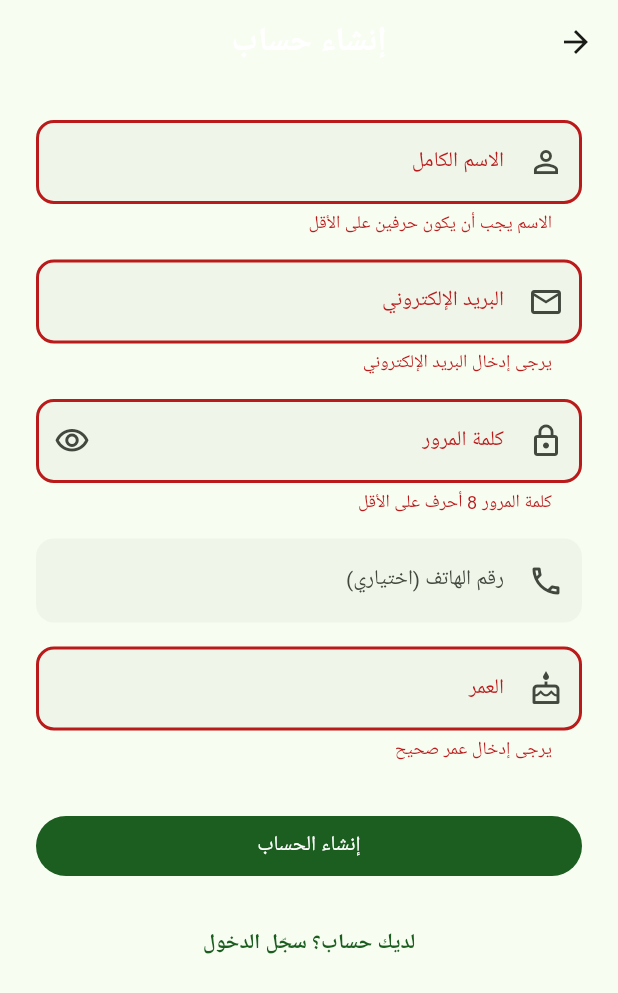
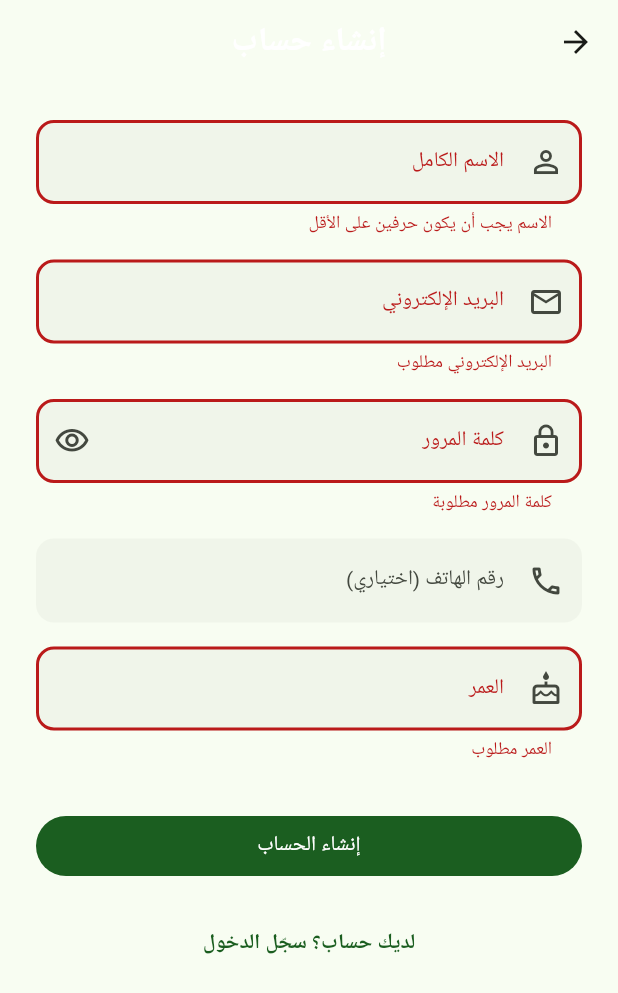
Before and after one commit to haskhrccna/opencode, a Flutter app: the SignupScreen screen opened directly, after a tap on "إنشاء الحساب", on a phone screen of 412 x 824 dp. Shown: the top 993 px of the screen. Run offline on Flutter 3.47's test engine with Material 3 defaults, Android fonts, the phone set to English and light mode, and no system bars; our stand-ins replace easy_localization, equatable, flutter_bloc, get_it, go_router, injectable and 2 more; accounts and stored records are empty; Roboto replaces fonts that are missing (Cairo).

```diff
--- a/quran_tutor_app/lib/core/constants/app_constants.dart
+++ b/quran_tutor_app/lib/core/constants/app_constants.dart
@@ -29,6 +29,7 @@ class AppConstants {
   static const String teacherStudentsTable = 'teacher_students';
   static const String notificationsTable = 'notifications';
   static const String auditLogsTable = 'audit_logs';
+  static const String teacherInvitesTable = 'teacher_invites';
 
   // Supabase Storage Buckets
   static const String avatarsBucket = 'avatars';
--- a/quran_tutor_app/lib/core/services/dependency_injection/injection.dart
+++ b/quran_tutor_app/lib/core/services/dependency_injection/injection.dart
@@ -20,8 +20,5 @@ abstract class SupabaseModule {
   SupabaseClient get supabaseClient => Supabase.instance.client;
 
   @singleton
-  GoTrueClient get supabaseAuth => Supabase.instance.client.auth;
-
-  @singleton
   SupabaseStorageClient get supabaseStorage => Supabase.instance.client.storage;
 }
--- a/quran_tutor_app/lib/core/utils/extensions/date_extensions.dart
+++ b/quran_tutor_app/lib/core/utils/extensions/date_extensions.dart
@@ -52,9 +52,10 @@ extension DateTimeExtensions on DateTime {
   DateTime get endOfDay =>
       DateTime(year, month, day + 1).subtract(const Duration(microseconds: 1));
 
-  /// Get start of week (Saturday for Arabic calendar)
+  /// Get start of week (Saturday for Arabic calendar).
+  /// Dart weekday: Mon=1…Sat=6, Sun=7. (weekday+1)%7 == 0 on Saturday.
   DateTime get startOfWeek {
-    final diff = weekday % 7;
+    final diff = (weekday + 1) % 7;
     return subtract(Duration(days: diff)).startOfDay;
   }
 
--- a/quran_tutor_app/lib/features/auth/presentation/screens/login_screen.dart
+++ b/quran_tutor_app/lib/features/auth/presentation/screens/login_screen.dart
@@ -2,6 +2,7 @@ import 'package:flutter/material.dart';
 import 'package:flutter_bloc/flutter_bloc.dart';
 import 'package:go_router/go_router.dart';
 
+import '../../../../core/utils/validators/arabic_validators.dart';
 import '../bloc/auth_bloc.dart';
 
 class LoginScreen extends StatefulWidget {
@@ -73,8 +74,7 @@ class _LoginScreenState extends State<LoginScreen> {
                         labelText: 'البريد الإلكتروني',
                         prefixIcon: Icon(Icons.email_outlined),
                       ),
-                      validator: (v) =>
-                          v == null || v.isEmpty ? 'يرجى إدخال البريد الإلكتروني' : null,
+                      validator: ArabicValidators.validateEmail,
                     ),
                     const SizedBox(height: 16),
                     TextFormField(
--- a/quran_tutor_app/lib/features/auth/presentation/screens/signup_screen.dart
+++ b/quran_tutor_app/lib/features/auth/presentation/screens/signup_screen.dart
@@ -2,6 +2,7 @@ import 'package:flutter/material.dart';
 import 'package:flutter_bloc/flutter_bloc.dart';
 import 'package:go_router/go_router.dart';
 
+import '../../../../core/utils/validators/arabic_validators.dart';
 import '../../../../shared/models/user_model.dart';
 import '../bloc/auth_bloc.dart';
 
@@ -75,7 +76,9 @@ class _SignupScreenState extends State<SignupScreen> {
                       prefixIcon: Icon(Icons.person_outline),
                     ),
                     validator: (v) =>
-                        v == null || v.trim().length < 2 ? 'الاسم يجب أن يكون حرفين على الأقل' : null,
+                        v == null || v.trim().length < 2
+                            ? 'الاسم يجب أن يكون حرفين على الأقل'
+                            : null,
                   ),
                   const SizedBox(height: 16),
                   TextFormField(
@@ -85,8 +88,7 @@ class _SignupScreenState extends State<SignupScreen> {
                       labelText: 'البريد الإلكتروني',
                       prefixIcon: Icon(Icons.email_outlined),
                     ),
-                    validator: (v) =>
-                        v == null || v.isEmpty ? 'يرجى إدخال البريد الإلكتروني' : null,
+                    validator: ArabicValidators.validateEmail,
                   ),
                   const SizedBox(height: 16),
                   TextFormField(
@@ -105,8 +107,7 @@ class _SignupScreenState extends State<SignupScreen> {
                             setState(() => _obscurePassword = !_obscurePassword),
                       ),
                     ),
-                    validator: (v) =>
-                        v == null || v.length < 8 ? 'كلمة المرور 8 أحرف على الأقل' : null,
+                    validator: ArabicValidators.validatePassword,
                   ),
                   const SizedBox(height: 16),
                   TextFormField(
@@ -116,6 +117,10 @@ class _SignupScreenState extends State<SignupScreen> {
                       labelText: 'رقم الهاتف (اختياري)',
                       prefixIcon: Icon(Icons.phone_outlined),
                     ),
+                    validator: (v) =>
+                        v == null || v.trim().isEmpty
+                            ? null
+                            : ArabicValidators.validatePhone(v),
                   ),
                   const SizedBox(height: 16),
                   TextFormField(
@@ -125,13 +130,7 @@ class _SignupScreenState extends State<SignupScreen> {
                       labelText: 'العمر',
                       prefixIcon: Icon(Icons.cake_outlined),
                     ),
-                    validator: (v) {
-                      final age = int.tryParse(v ?? '');
-                      if (age == null || age < 5 || age > 100) {
-                        return 'يرجى إدخال عمر صحيح';
-                      }
-                      return null;
-                    },
+                    validator: ArabicValidators.validateAge,
                   ),
                   const SizedBox(height: 32),
                   BlocBuilder<AuthBloc, AuthState>(
--- a/quran_tutor_app/lib/features/shared/presentation/screens/error_screen.dart
+++ b/quran_tutor_app/lib/features/shared/presentation/screens/error_screen.dart
@@ -25,7 +25,7 @@ class ErrorScreen extends StatelessWidget {
               Text(error?.toString() ?? 'الصفحة غير موجودة'),
               const SizedBox(height: 32),
               FilledButton(
-                onPressed: () => context.go('/'),
+                onPressed: () => context.go('/splash'),
                 child: const Text('العودة للرئيسية'),
               ),
             ],
```
Also changed, not shown: quran_tutor_app/lib/features/auth/presentation/bloc/auth_bloc.dart (+15 -11 lines), quran_tutor_app/lib/features/student/presentation/screens/student_home_screen.dart (+8 -1 lines), quran_tutor_app/lib/features/teacher/presentation/screens/teacher_home_screen.dart (+8 -1 lines), quran_tutor_app/lib/main.dart (+5 -4 lines), quran_tutor_app/lib/core/services/dependency_injection/injection.config.dart.
